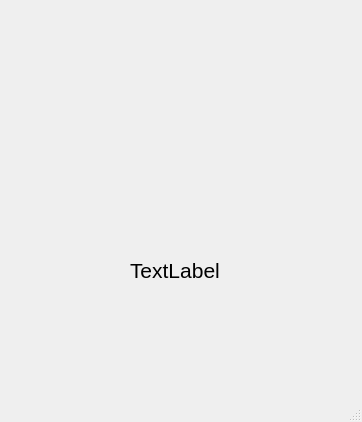
Before: the Qt Designer form product_management_system/login.ui in SanjulaD/prodcut-ms-qtcw, drawn with Qt 5.
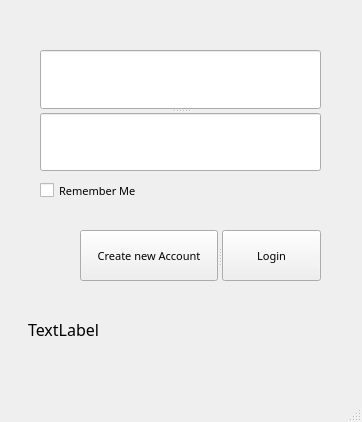
After: the same form once the commit is applied.

Commit message: feat: added qss and exported db file and update password line edit deature

```diff
--- a/product_management_system/login.ui
+++ b/product_management_system/login.ui
@@ -17,21 +17,123 @@
    <widget class="QLabel" name="label">
     <property name="geometry">
      <rect>
-      <x>130</x>
-      <y>250</y>
-      <width>101</width>
-      <height>41</height>
+      <x>28</x>
+      <y>294</y>
+      <width>311</width>
+      <height>71</height>
      </rect>
     </property>
     <property name="font">
      <font>
-      <pointsize>16</pointsize>
+      <family>Poppins</family>
+      <pointsize>12</pointsize>
      </font>
     </property>
     <property name="text">
      <string>TextLabel</string>
     </property>
    </widget>
+   <widget class="QCheckBox" name="checkBox">
+    <property name="geometry">
+     <rect>
+      <x>40</x>
+      <y>180</y>
+      <width>151</width>
+      <height>21</height>
+     </rect>
+    </property>
+    <property name="font">
+     <font>
+      <family>Poppins</family>
+      <pointsize>8</pointsize>
+     </font>
+    </property>
+    <property name="text">
+     <string>Remember Me</string>
+    </property>
+   </widget>
+   <widget class="QSplitter" name="splitter">
+    <property name="geometry">
+     <rect>
+      <x>40</x>
+      <y>50</y>
+      <width>281</width>
+      <height>121</height>
+     </rect>
+    </property>
+    <property name="font">
+     <font>
+      <family>Poppins</family>
+      <pointsize>12</pointsize>
+     </font>
+    </property>
+    <property name="orientation">
+     <enum>Qt::Vertical</enum>
+    </property>
+    <widget class="QLineEdit" name="userLineEdit">
+     <property name="font">
+      <font>
+       <family>Poppins</family>
+       <pointsize>12</pointsize>
+      </font>
+     </property>
+     <property name="placeholderText">
+      <string/>
+     </property>
+    </widget>
+    <widget class="QLineEdit" name="passwordLineEdit">
+     <property name="font">
+      <font>
+       <family>Poppins</family>
+       <pointsize>12</pointsize>
+      </font>
+     </property>
+     <property name="echoMode">
+      <enum>QLineEdit::Password</enum>
+     </property>
+    </widget>
+   </widget>
+   <widget class="QSplitter" name="splitter_2">
+    <property name="geometry">
+     <rect>
+      <x>80</x>
+      <y>230</y>
+      <width>241</width>
+      <height>51</height>
+     </rect>
+    </property>
+    <property name="font">
+     <font>
+      <family>Poppins</family>
+      <pointsize>12</pointsize>
+     </font>
+    </property>
+    <property name="orientation">
+     <enum>Qt::Horizontal</enum>
+    </property>
+    <widget class="QPushButton" name="pushButton">
+     <property name="font">
+      <font>
+       <family>Poppins</family>
+       <pointsize>8</pointsize>
+      </font>
+     </property>
+     <property name="text">
+      <string>Create new Account</string>
+     </property>
+    </widget>
+    <widget class="QPushButton" name="loginButton">
+     <property name="font">
+      <font>
+       <family>Poppins</family>
+       <pointsize>8</pointsize>
+      </font>
+     </property>
+     <property name="text">
+      <string>Login</string>
+     </property>
+    </widget>
+   </widget>
   </widget>
   <widget class="QMenuBar" name="menubar">
    <property name="geometry">
```
The commit also changes 7 other files.
